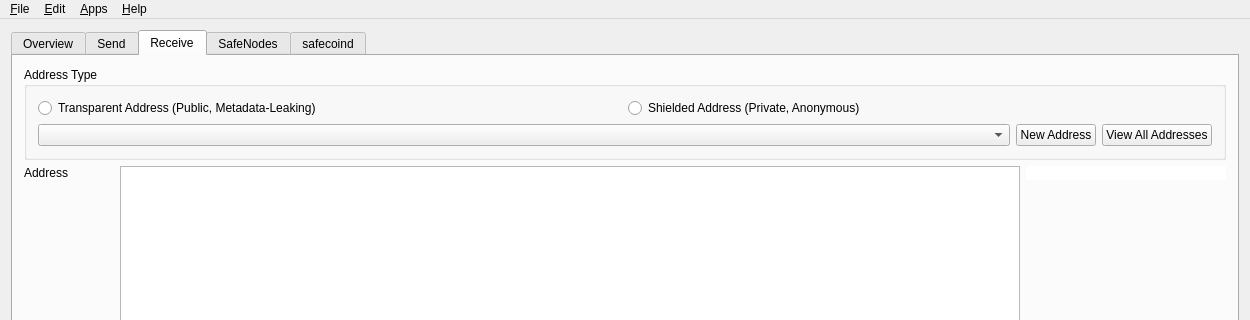
Old version of the form src/mainwindow.ui in the repository sandsunsurf/safecoinwallet; both pictures show x 0 to 1250 and y 0 to 320 of the 1250 by 790 pixel window.
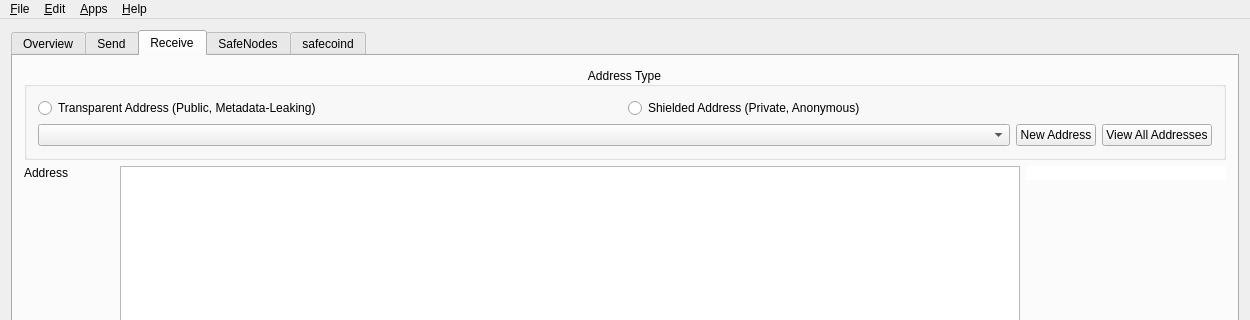
New version of the form. Icons and pictures are not drawn. Custom widgets are drawn as their Qt base class.

Patch:
```diff
--- a/src/mainwindow.ui
+++ b/src/mainwindow.ui
@@ -785,9 +785,15 @@
          <layout class="QVBoxLayout" name="verticalLayout_8">
           <item>
            <widget class="QGroupBox" name="groupBox_6">
+            <property name="layoutDirection">
+             <enum>Qt::LeftToRight</enum>
+            </property>
             <property name="title">
              <string>Address Type</string>
             </property>
+            <property name="alignment">
+             <set>Qt::AlignCenter</set>
+            </property>
             <property name="flat">
              <bool>false</bool>
             </property>
```
